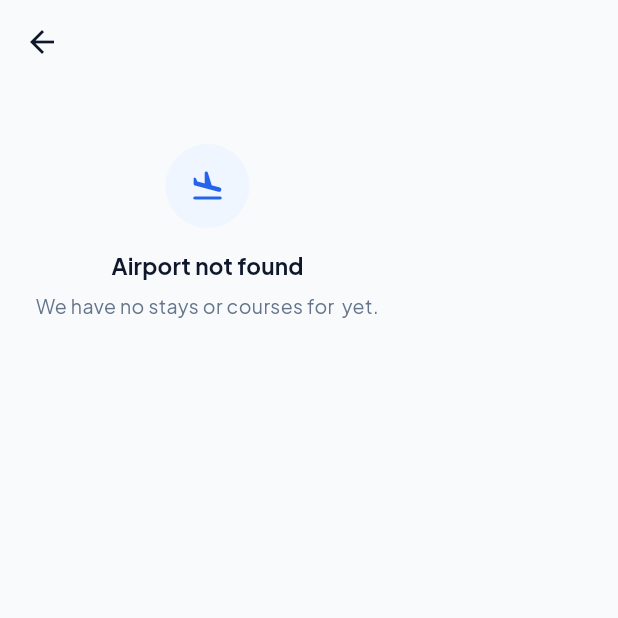
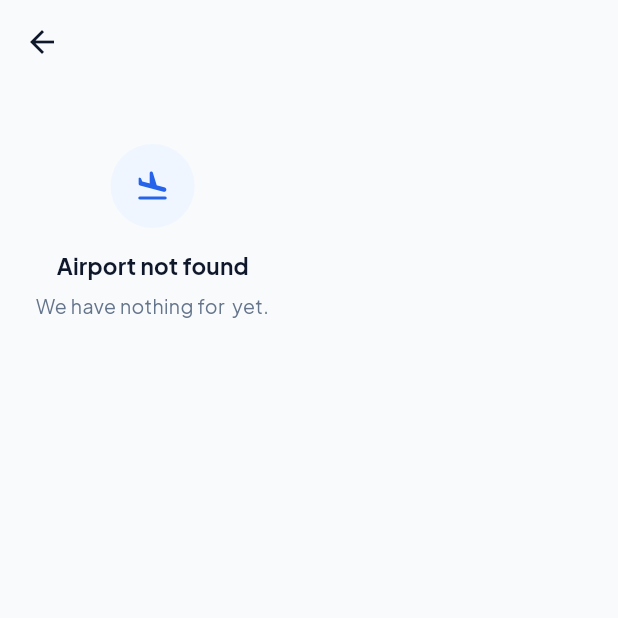
Before and after one commit to FORHU/cheapest-go-mobile, a Flutter app: the AirportHubView screen opened directly with empty values, on a phone screen of 412 x 824 dp, the top half of it. Run offline on Flutter 3.47's test engine with Material 3 defaults, Android fonts, the phone set to English and light mode, and no system bars; our stand-ins replace geolocator, go_router, google_sign_in, lucide_icons_flutter, shared_preferences; missing offline and left inert: dart:ffi, flutter_stripe, mapbox_maps_flutter; accounts and stored records are empty; generated files the repository leaves out were written again; network calls fail.

Commit message:
feat: add airport hub view and related travel features, UI components, and localizations

```diff
--- a/lib/features/airports/views/airport_hub_view.dart
+++ b/lib/features/airports/views/airport_hub_view.dart
@@ -33,8 +33,8 @@ class _AirportHubViewState extends State<AirportHubView> {
         appBar: AppBar(),
         body: EmptyState(
           icon: Icons.flight_land_rounded,
-          title: 'Airport not found',
-          message: 'We have no stays or courses for ${widget.code} yet.',
+          title: AppLocalizations.of(context)!.mobile_airports_notFound,
+          message: AppLocalizations.of(context)!.mobile_airports_nothingFor(widget.code),
         ),
       );
     }
@@ -50,7 +50,7 @@ class _AirportHubViewState extends State<AirportHubView> {
             children: [
               Semantics(
                 button: true,
-                label: 'Open the map',
+                label: AppLocalizations.of(context)!.mobile_airports_openMap,
                 child: GestureDetector(
                   onTap: () {
                     tripSearchStore.setAirport(airport.code);
@@ -68,12 +68,12 @@ class _AirportHubViewState extends State<AirportHubView> {
                           child: Container(
                             padding: const EdgeInsets.symmetric(horizontal: 12, vertical: 7),
                             decoration: BoxDecoration(color: const Color(0x99020617), borderRadius: BorderRadius.circular(999)),
-                            child: const Row(
+                            child: Row(
                               mainAxisSize: MainAxisSize.min,
                               children: [
-                                Icon(Icons.public_rounded, size: 16, color: Colors.white),
-                                SizedBox(width: 6),
-                                Text('Open the map', style: TextStyle(fontSize: 12, fontWeight: FontWeight.w600, color: Colors.white)),
+                                const Icon(Icons.public_rounded, size: 16, color: Colors.white),
+                                const SizedBox(width: 6),
+                                Text(AppLocalizations.of(context)!.mobile_airports_openMap, style: TextStyle(fontSize: 12, fontWeight: FontWeight.w600, color: Colors.white)),
                               ],
                             ),
                           ),
@@ -132,7 +132,7 @@ class _AirportHubViewState extends State<AirportHubView> {
                       const SizedBox(height: 10),
                     ],
                     if (hotels.isEmpty)
-                      EmptyState(icon: Icons.hotel_outlined, title: AppLocalizations.of(context)!.mobile_airports_noStaysYet, message: 'Try another airport.')
+                      EmptyState(icon: Icons.hotel_outlined, title: AppLocalizations.of(context)!.mobile_airports_noStaysYet, message: AppLocalizations.of(context)!.mobile_airports_tryAnother)
                     else
                       OutlinedButton(
                         onPressed: () {
@@ -153,7 +153,7 @@ class _AirportHubViewState extends State<AirportHubView> {
                       const SizedBox(height: 10),
                     ],
                     if (courses.isEmpty)
-                      EmptyState(icon: Icons.golf_course_rounded, title: AppLocalizations.of(context)!.golf_emptyTitle, message: 'Try another airport.')
+                      EmptyState(icon: Icons.golf_course_rounded, title: AppLocalizations.of(context)!.golf_emptyTitle, message: AppLocalizations.of(context)!.mobile_airports_tryAnother)
                     else
                       OutlinedButton(
                         onPressed: () {
--- a/lib/features/flights/components/flight_card.dart
+++ b/lib/features/flights/components/flight_card.dart
@@ -6,6 +6,7 @@ import 'package:lucide_icons_flutter/lucide_icons.dart';
 import 'package:cheapest_go_mobile/features/flights/components/flight_chrome.dart';
 import 'package:cheapest_go_mobile/features/flights/components/flight_itinerary.dart';
 import 'package:cheapest_go_mobile/features/flights/lib/filter_offers.dart';
+import 'package:cheapest_go_mobile/shared/utils/format.dart';
 import 'package:cheapest_go_mobile/features/flights/lib/flight_utils.dart';
 import 'package:cheapest_go_mobile/features/flights/models/flight_fare.dart';
 import 'package:cheapest_go_mobile/l10n/generated/app_localizations.dart';
@@ -167,7 +168,7 @@ class _FlightCardState extends State<FlightCard> {
                           const SizedBox(height: 4),
                           RouteLine(stops: stops),
                           const SizedBox(height: 4),
-                          Text(stopsLabel(stops), style: TextStyle(fontSize: 12, color: skin.muted)),
+                          Text(stopsLabel(AppLocalizations.of(context)!, stops), style: TextStyle(fontSize: 12, color: skin.muted)),
                         ],
                       ),
                     ),
--- a/lib/features/flights/lib/flight_utils.dart
+++ b/lib/features/flights/lib/flight_utils.dart
@@ -54,12 +54,6 @@ String formatDuration(int? minutes) {
   return h > 0 ? '${h}h ${m}m' : '${m}m';
 }
 
-/// The card's words, English literals in V2's card as well.
-String stopsLabel(int stops) => switch (stops) {
-  0 => 'Nonstop',
-  1 => '1 stop',
-  _ => '$stops stops',
-};
 
 String cabinLabel(String? cabinClass) => (cabinClass == null || cabinClass.isEmpty ? 'economy' : cabinClass)
     .replaceAll('_', ' ')
--- a/lib/features/map/components/airport_hub_sheet.dart
+++ b/lib/features/map/components/airport_hub_sheet.dart
@@ -366,7 +366,7 @@ class _PlacePreview extends StatelessWidget {
                     ] else ...[
                       PinLine(AppLocalizations.of(context)!.mobile_map_minFromAirport(course!.driveMinutes, course.airportCode), icon: Icons.schedule_rounded),
                       const SizedBox(height: 4),
-                      Text(course.meta, style: TextStyle(fontSize: 12, color: c.textSecondary)),
+                      Text(course.metaIn(AppLocalizations.of(context)!), style: TextStyle(fontSize: 12, color: c.textSecondary)),
                     ],
                     const SizedBox(height: 6),
                     PriceText(place.price, suffix: place.isGolf ? '/player' : AppLocalizations.of(context)!.hotels_perNight),
--- a/lib/features/trips/components/booking_card.dart
+++ b/lib/features/trips/components/booking_card.dart
@@ -99,7 +99,7 @@ class BookingCard extends StatelessWidget {
                     fromLabel: out.origin,
                     toValue: _clock(arrive.arrival),
                     toLabel: arrive.destination,
-                    above: b.stops == 0 ? 'Nonstop' : '${b.stops} stop',
+                    above: stopsLabel(AppLocalizations.of(context)!, b.stops),
                     below: '',
                 ),
             // Trip type and PNR, under the span as V2 has them. The PNR in mono, because it
--- a/lib/shared/catalog/travel_catalog.dart
+++ b/lib/shared/catalog/travel_catalog.dart
@@ -371,9 +371,15 @@ class GolfCourse {
   /// Course photo (mock, see assets/images/README.md).
   String get photo => _pick('golf', 'g', _golfPhotoCount, _seed(id));
 
-  String get meta => [
-        '$holes holes',
-        'Par $par',
+  /// "18홀 · 파 72 · buggy included".
+  ///
+  /// Takes the localisations rather than reading a global, so the model stays something a test
+  /// can build without an app around it. `inclusion` is left as it is written in the fixtures:
+  /// golf has no API, so that text is this repo's own data rather than copy, and it is #48's
+  /// to settle when the screen is rebuilt against V2.
+  String metaIn(AppLocalizations t) => [
+        t.mobile_golf_holesCount(holes),
+        t.mobile_golf_parValue(par),
         ?inclusion,
       ].join(' · ');
 }
```
Also changed, not shown: lib/features/golf/views/golf_view.dart (+26 -16 lines), lib/features/hotels/views/hotel_results_view.dart (+6 -4 lines), lib/features/trips/views/booking_detail_view.dart (+5 -5 lines), lib/l10n/app_en.arb (+19 -0 lines), lib/l10n/app_ja.arb (+19 -0 lines), lib/l10n/app_ko.arb (+19 -0 lines), lib/l10n/app_zh.arb (+19 -0 lines), lib/shared/utils/format.dart (+14 -0 lines), 1 other file.
